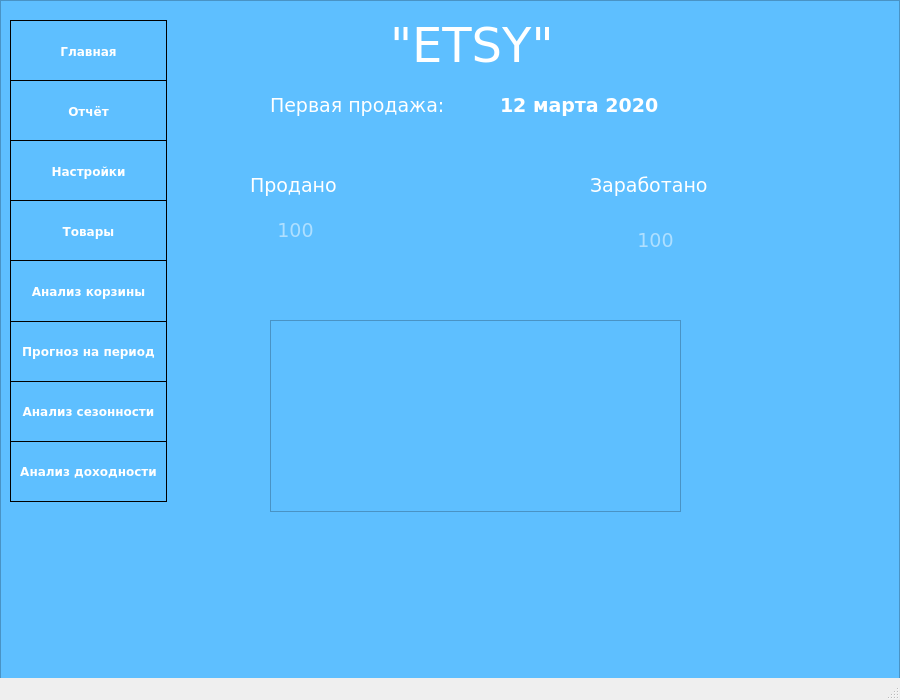
The window that design_dev.ui (miptivan/data_desktop) describes before a commit, drawn with Qt 5.
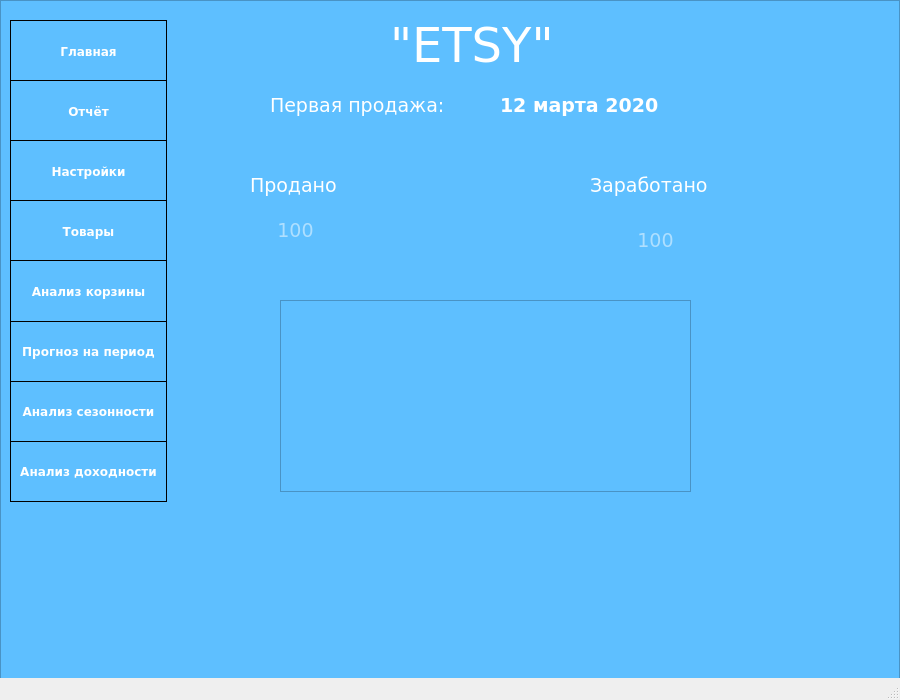
The same window after the commit. The open tabs and pages were chosen to show the change.

What changed in the file:
```diff
--- a/design_dev.ui
+++ b/design_dev.ui
@@ -272,8 +272,8 @@
       <widget class="QTableWidget" name="table_top">
        <property name="geometry">
         <rect>
-         <x>90</x>
-         <y>310</y>
+         <x>100</x>
+         <y>290</y>
          <width>411</width>
          <height>192</height>
         </rect>
@@ -286,8 +286,15 @@
          <bold>false</bold>
         </font>
        </property>
+       <property name="styleSheet">
+        <string notr="true">QHeaderView::section {
+    background-color: rgb(94, 191, 255);
+    border: none;
+    height: 32px;
+}</string>
+       </property>
        <attribute name="horizontalHeaderVisible">
-        <bool>false</bool>
+        <bool>true</bool>
        </attribute>
        <attribute name="horizontalHeaderCascadingSectionResizes">
         <bool>false</bool>
@@ -316,50 +323,6 @@
        <attribute name="verticalHeaderStretchLastSection">
         <bool>false</bool>
        </attribute>
-       <column>
-        <property name="text">
-         <string>Название</string>
-        </property>
-        <property name="font">
-         <font>
-          <kerning>true</kerning>
-         </font>
-        </property>
-        <property name="textAlignment">
-         <set>AlignCenter</set>
-        </property>
-        <property name="background">
-         <color alpha="0">
-          <red>0</red>
-          <green>0</green>
-          <blue>0</blue>
-         </color>
-        </property>
-        <property name="foreground">
-         <brush brushstyle="NoBrush">
-          <color alpha="100">
-           <red>0</red>
-           <green>0</green>
-           <blue>0</blue>
-          </color>
-         </brush>
-        </property>
-       </column>
-       <column>
-        <property name="text">
-         <string>Сумма</string>
-        </property>
-        <property name="textAlignment">
-         <set>AlignCenter</set>
-        </property>
-        <property name="background">
-         <color>
-          <red>255</red>
-          <green>255</green>
-          <blue>255</blue>
-         </color>
-        </property>
-       </column>
       </widget>
      </widget>
      <widget class="QWidget" name="otschot_page">
```
Left out of the diff: 2 changed lines with no effect on the pictures.
